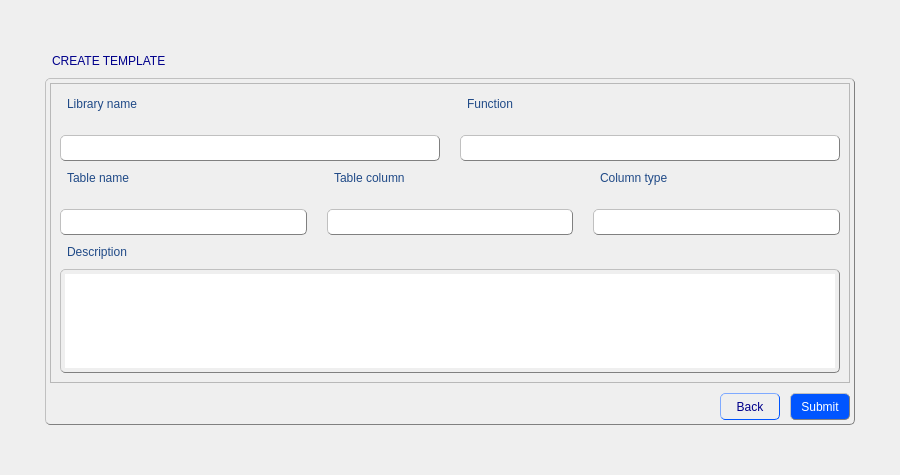
First picture: the form in Builder/Builder/createtemplatesform.ui, repository Rork96/QtProjects, before the edit.
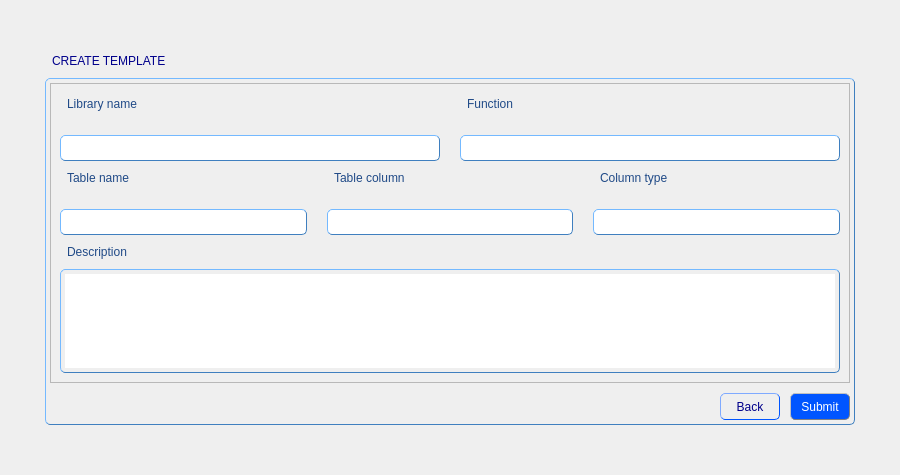
Second picture: the form after the edit.

```diff
--- a/Builder/Builder/createtemplatesform.ui
+++ b/Builder/Builder/createtemplatesform.ui
@@ -17,7 +17,7 @@
    <string notr="true">QGroupBox {
                color: black;
                padding: 4px;
-               border: 1px solid grey; 
+               border: 1px solid rgb(63, 127, 191); 
                border-radius: 5px;
                border-style: outset;
               }
@@ -25,7 +25,7 @@
                color: blue;
                padding: 4px;
                border-radius: 5px;
-               border: 1px solid grey; 
+               border: 1px solid rgb(63, 127, 191); 
                border-style: outset;
 	           font: 11pt &quot;MS Shell Dlg 2&quot;;
               }
@@ -46,7 +46,7 @@
 QLineEdit {
                color: black;
                padding: 4px;
-               border: 1px solid grey; 
+               border: 1px solid rgb(63, 127, 191); 
                border-radius: 5px;
                border-style: outset;
 	           font: 10pt &quot;MS Shell Dlg 2&quot;;
@@ -54,7 +54,7 @@
 QComboBox {
 			   color: black;
                padding: 4px;
-               border: 1px solid grey; 
+               border: 1px solid rgb(63, 127, 191); 
                border-radius: 5px;
                border-style: outset;
                font: 9pt &quot;MS Shell Dlg 2&quot;;
@@ -63,7 +63,7 @@
 QTextEdit {
                color: black;
                padding: 4px;
-               border: 1px solid grey; 
+               border: 1px solid rgb(63, 127, 191); 
                border-radius: 5px;
                border-style: outset;
 	           font: 10pt &quot;MS Shell Dlg 2&quot;;
@@ -71,7 +71,7 @@
 QSpinBox {
                color: black;
                padding: 4px;
-               border: 1px solid grey; 
+               border: 1px solid rgb(63, 127, 191); 
                border-radius: 5px;
                border-style: outset;
 	           font: 10pt &quot;MS Shell Dlg 2&quot;;
@@ -79,7 +79,7 @@
 QListView {
                color: black;
                padding: 4px;
-               border: 1px solid grey; 
+               border: 1px solid rgb(63, 127, 191); 
                border-radius: 5px;
                border-style: outset;
 	           font: 10pt &quot;MS Shell Dlg 2&quot;;
```
